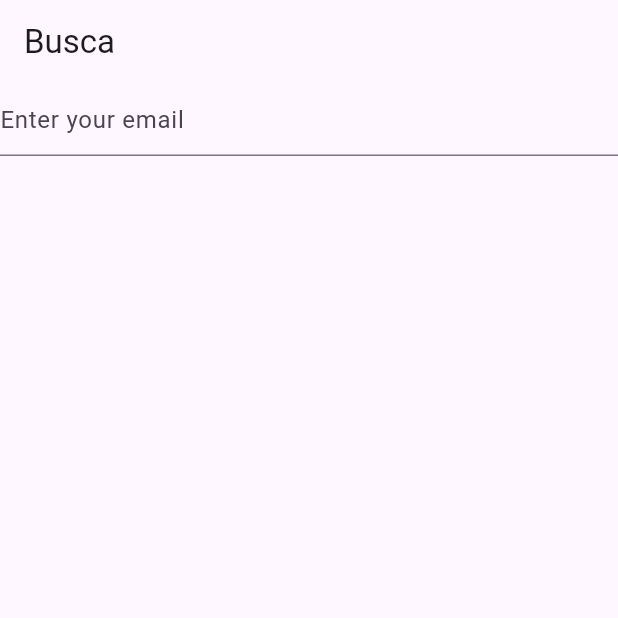
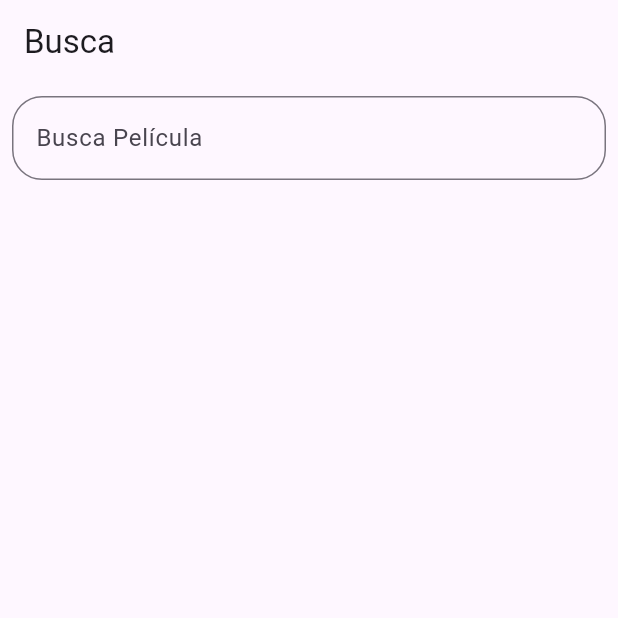
Before and after one commit to lvirrueta/moviedb-test, a Flutter app: the SearchMovieScreen screen opened by its route, on a phone screen of 412 x 824 dp, the top half of it. Run offline on Flutter 3.47's test engine with Material 3 defaults, Android fonts, the phone set to English and light mode, and no system bars; our stand-ins replace dio, flutter_dotenv, flutter_riverpod, go_router, shared_preferences; accounts and stored records are empty.

Commit message:
add input decoration

```diff
--- a/lib/movie/app/screens/search_movie_screen.dart
+++ b/lib/movie/app/screens/search_movie_screen.dart
@@ -40,11 +40,18 @@ class SearchMovieScreenState extends ConsumerState<SearchMovieScreen> {
       ),
       body: Column(
         children: [
-          TextFormField(
-            decoration: const InputDecoration(
-              hintText: 'Enter your email',
+          Padding(
+            padding: const EdgeInsets.all(8.0),
+            child: TextFormField(
+              decoration: InputDecoration(
+                hintText: 'Busca Película',
+                border: OutlineInputBorder(
+                  borderRadius: BorderRadius.circular(20),
+                  borderSide: const BorderSide()
+                )
+              ),
+              onChanged: (value) =>  ref.read(moviesProvider.notifier).search(movieQuery: value),
             ),
-            onChanged: (value) =>  ref.read(moviesProvider.notifier).search(movieQuery: value),
           ),
           Flexible(
             child: ListView(
```
